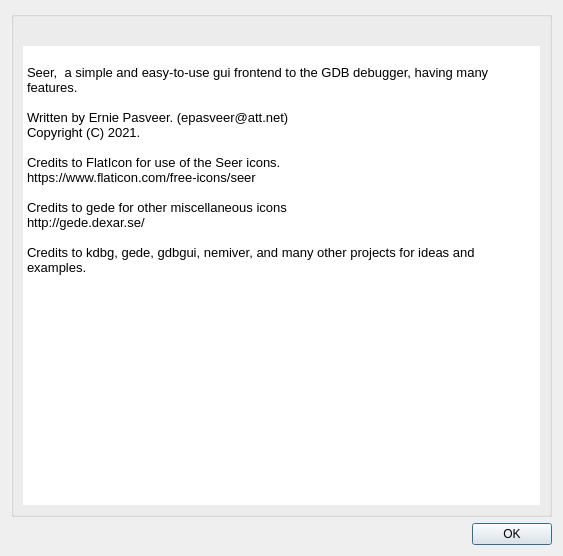
Before: the Qt Designer form src/SeerAboutDialog.ui in epasveer/seer, drawn with Qt 5.
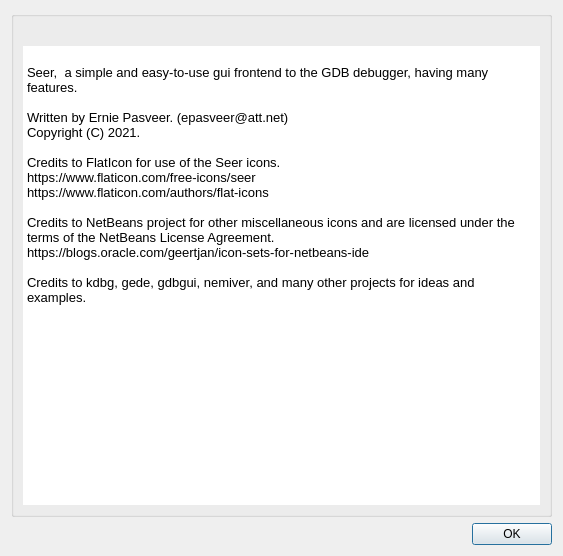
After: the same form once the commit is applied. Icons and pictures are not drawn.

Commit message: Small change for icon credits.

```diff
--- a/src/SeerAboutDialog.ui
+++ b/src/SeerAboutDialog.ui
@@ -63,9 +63,10 @@
 &lt;p style=&quot;-qt-paragraph-type:empty; margin-top:0px; margin-bottom:0px; margin-left:0px; margin-right:0px; -qt-block-indent:0; text-indent:0px;&quot;&gt;&lt;br /&gt;&lt;/p&gt;
 &lt;p style=&quot; margin-top:0px; margin-bottom:0px; margin-left:0px; margin-right:0px; -qt-block-indent:0; text-indent:0px;&quot;&gt;Credits to FlatIcon for use of the Seer icons.&lt;/p&gt;
 &lt;p style=&quot; margin-top:0px; margin-bottom:0px; margin-left:0px; margin-right:0px; -qt-block-indent:0; text-indent:0px;&quot;&gt;https://www.flaticon.com/free-icons/seer&lt;/p&gt;
+&lt;p style=&quot; margin-top:0px; margin-bottom:0px; margin-left:0px; margin-right:0px; -qt-block-indent:0; text-indent:0px;&quot;&gt;https://www.flaticon.com/authors/flat-icons&lt;/p&gt;
 &lt;p style=&quot;-qt-paragraph-type:empty; margin-top:0px; margin-bottom:0px; margin-left:0px; margin-right:0px; -qt-block-indent:0; text-indent:0px;&quot;&gt;&lt;br /&gt;&lt;/p&gt;
-&lt;p style=&quot; margin-top:0px; margin-bottom:0px; margin-left:0px; margin-right:0px; -qt-block-indent:0; text-indent:0px;&quot;&gt;Credits to gede for other miscellaneous icons&lt;/p&gt;
-&lt;p style=&quot; margin-top:0px; margin-bottom:0px; margin-left:0px; margin-right:0px; -qt-block-indent:0; text-indent:0px;&quot;&gt;http://gede.dexar.se/&lt;/p&gt;
+&lt;p style=&quot; margin-top:0px; margin-bottom:0px; margin-left:0px; margin-right:0px; -qt-block-indent:0; text-indent:0px;&quot;&gt;Credits to NetBeans project for other miscellaneous icons and are licensed under the terms of the NetBeans License Agreement.&lt;/p&gt;
+&lt;p style=&quot; margin-top:0px; margin-bottom:0px; margin-left:0px; margin-right:0px; -qt-block-indent:0; text-indent:0px;&quot;&gt;https://blogs.oracle.com/geertjan/icon-sets-for-netbeans-ide&lt;/p&gt;
 &lt;p style=&quot;-qt-paragraph-type:empty; margin-top:0px; margin-bottom:0px; margin-left:0px; margin-right:0px; -qt-block-indent:0; text-indent:0px;&quot;&gt;&lt;br /&gt;&lt;/p&gt;
 &lt;p style=&quot; margin-top:0px; margin-bottom:0px; margin-left:0px; margin-right:0px; -qt-block-indent:0; text-indent:0px;&quot;&gt;Credits to kdbg, gede, gdbgui, nemiver, and many other projects for ideas and examples.&lt;/p&gt;&lt;/body&gt;&lt;/html&gt;</string>
         </property>
```
